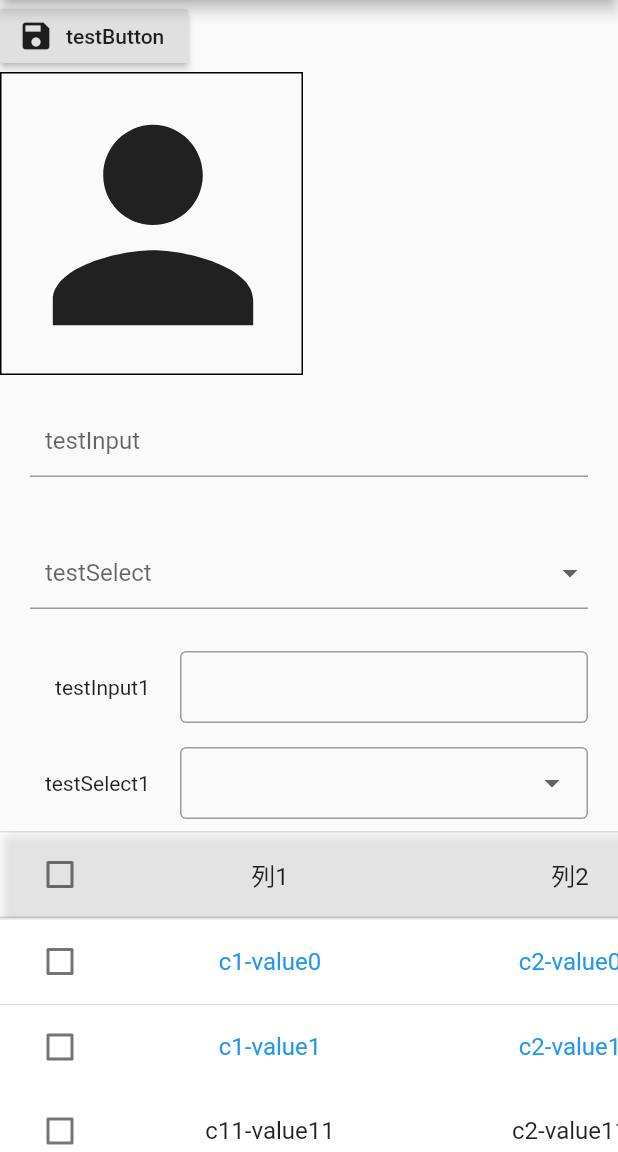
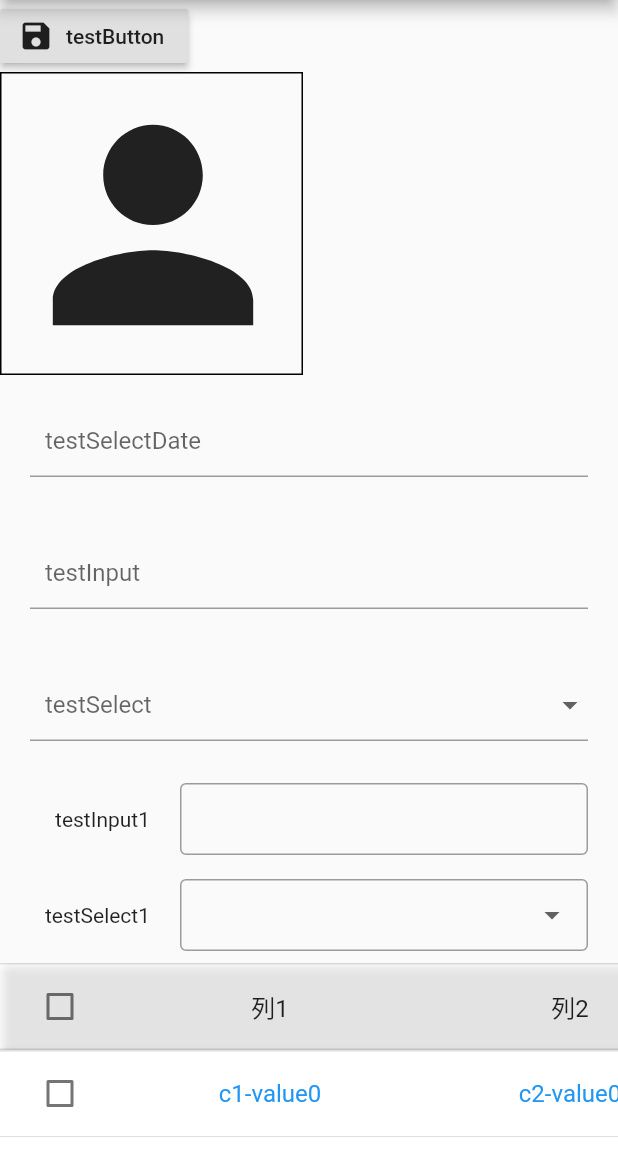
Before and after one commit to cairuoyu/cry, a Flutter app: the screen it shows after launch, on a phone screen of 412 x 824 dp, the part 84-1236 px from its top. Run offline on Flutter 3.47's test engine with Material 2 defaults, Android fonts, the phone set to English and light mode, and no system bars; our stand-ins replace date_format, dio, image_picker; missing offline and left inert: global_configuration; statements that could not run were skipped.

Commit message:
0.1.6：intl替换为date_format，修改cry_select_date

```diff
--- a/example/lib/main.dart
+++ b/example/lib/main.dart
@@ -5,6 +5,7 @@ import 'package:cry/cry_button.dart';
 import 'package:cry/cry_tree_table.dart';
 import 'package:cry/form/cry_input.dart';
 import 'package:cry/form/cry_select.dart';
+import 'package:cry/form/cry_select_date.dart';
 import 'package:cry/form1/cry_input.dart' as cryInput1;
 import 'package:cry/form1/cry_select.dart' as crySelect1;
 import 'package:cry/model/order_item_model.dart';
@@ -124,6 +125,10 @@ class DemoForm extends StatelessWidget {
   Widget build(BuildContext context) {
     var input = CryInput(label: 'testInput');
     var input1 = cryInput1.CryInput(label: 'testInput1');
+    var dateSelect = CrySelectDate(
+      context,
+      label: 'testSelectDate',
+    );
     var select = CrySelect(
       label: 'testSelect',
       dataList: [
@@ -141,6 +146,7 @@ class DemoForm extends StatelessWidget {
     return Column(
       crossAxisAlignment: CrossAxisAlignment.start,
       children: [
+        dateSelect,
         input,
         select,
         Wrap(
--- a/lib/form/cry_select_date.dart
+++ b/lib/form/cry_select_date.dart
@@ -1,18 +1,18 @@
+import 'package:date_format/date_format.dart';
 import 'package:flutter/cupertino.dart';
 import 'package:flutter/material.dart';
-import 'package:intl/intl.dart';
 import 'package:quiver/strings.dart';
 
 import 'cry_form_field.dart';
 
 class CrySelectDate extends CryFormField {
-  CrySelectDate({
+  CrySelectDate(
+    BuildContext context, {
     Key key,
     String value,
     String label,
     ValueChanged onChange,
     FormFieldSetter onSaved,
-    BuildContext context,
   }) : super(
           key: key,
           builder: (CryFormFieldState state) {
@@ -33,10 +33,10 @@ class CrySelectDate extends CryFormField {
                   context: context,
                   initialDate: valueDt,
                   firstDate: DateTime(1900, 1),
-                  lastDate: DateTime(2021, 12),
+                  lastDate: DateTime(2031, 12),
                 );
                 if (picked != null) {
-                  value = DateFormat("yyyy-MM-dd").format(picked);
+                  value = formatDate(picked, [yyyy, '-', mm, '-', dd]);
                 }
                 state.didChange();
               },
--- a/lib/form1/cry_select_date.dart
+++ b/lib/form1/cry_select_date.dart
@@ -1,5 +1,5 @@
+import 'package:date_format/date_format.dart';
 import 'package:flutter/material.dart';
-import 'package:intl/intl.dart';
 
 import 'cry_from_field.dart';
 
@@ -33,7 +33,7 @@ class CrySelectDate extends CryFormField {
                   firstDate: DateTime(2015, 8),
                   lastDate: DateTime(2101),
                 );
-                value = DateFormat("yyyy-MM-dd").format(picked);
+                value = formatDate(picked, [yyyy, '-', mm, '-', dd]);
                 state.didChange();
               },
               onSaved: (v) {
--- a/pubspec.yaml
+++ b/pubspec.yaml
@@ -1,6 +1,6 @@
 name: cry
 description: 一个Flutter组件库，包含button、form、dataTable、dialog、imageUpload、root、toggleButton、transfer、treeTable
-version: 0.1.5
+version: 0.1.6
 homepage: http://www.cairuoyu.com/
 publish_to: https://pub.dev
 #publish_to: https://pub.dartlang.org
@@ -13,7 +13,7 @@ dependencies:
   flutter:
     sdk: flutter
   quiver: ^2.1.3
-  intl: ^0.16.1
+  date_format: ^1.0.9
   image_picker: ^0.6.7
   image_picker_for_web: ^0.1.0
   dio: 3.0.7
```
Also changed, not shown: 1 other file.
